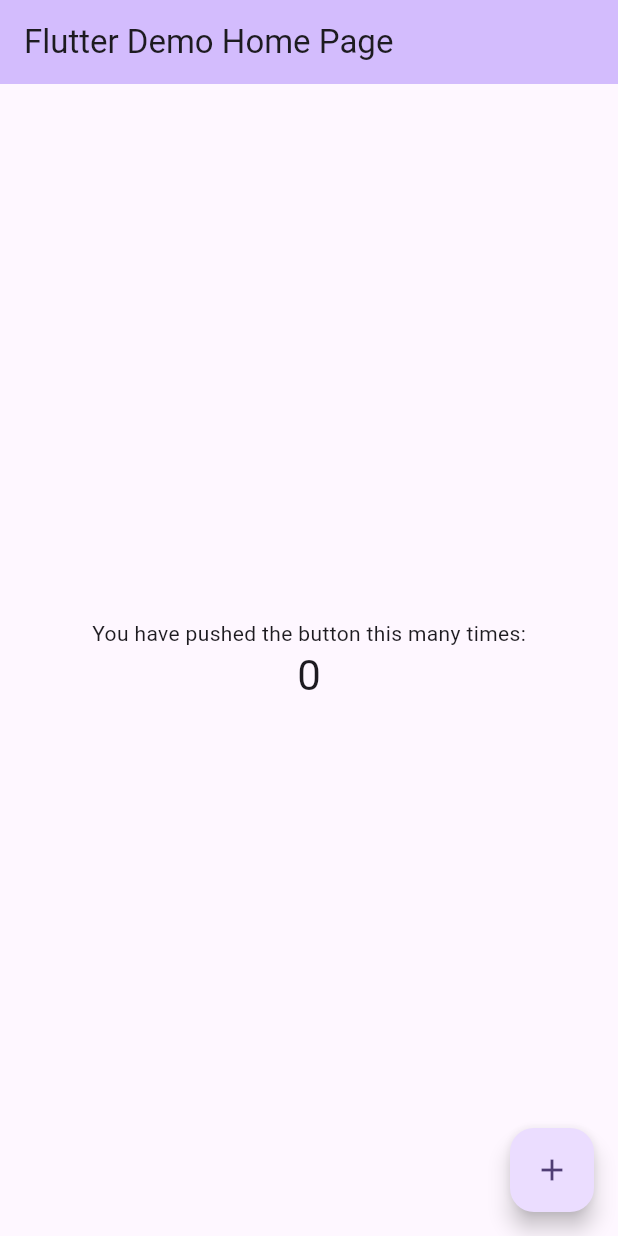
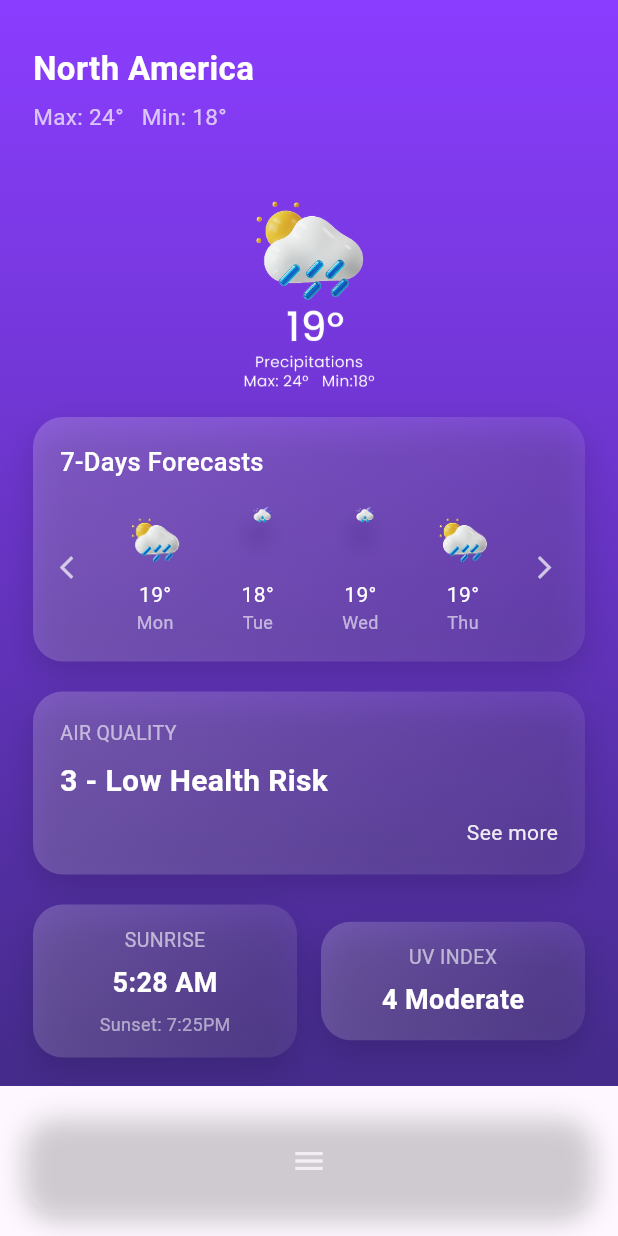
Before and after one commit to most7fa/coffe, a Flutter app: the screen it shows after launch, on a phone screen of 412 x 824 dp. Run offline on Flutter 3.47's test engine with Material 3 defaults, Android fonts, the phone set to English and light mode, and no system bars.

Commit message:
first commit

```diff
--- /dev/null
+++ b/flutter_application_1/lib/home_screen.dart
@@ -0,0 +1,247 @@
+import 'package:flutter/material.dart';
+
+class HomeScreen extends StatelessWidget {
+  const HomeScreen({super.key});
+
+  @override
+  Widget build(BuildContext context) {
+    return Scaffold(
+      body: Container(
+        decoration: const BoxDecoration(
+          gradient: LinearGradient(
+            colors: [Color(0xFF8B3DFF), Color(0xFF442B8A)],
+            begin: Alignment.topCenter,
+            end: Alignment.bottomCenter,
+          ),
+        ),
+        child: SafeArea(
+          child: SingleChildScrollView(
+            padding: const EdgeInsets.symmetric(horizontal: 22, vertical: 30),
+            child: Column(
+              crossAxisAlignment: CrossAxisAlignment.start,
+              children: [
+                // HEADER
+                const Text(
+                  "North America",
+                  style: TextStyle(
+                    color: Colors.white,
+                    fontSize: 22,
+                    fontWeight: FontWeight.w600,
+                  ),
+                ),
+                const SizedBox(height: 6),
+                const Text(
+                  "Max: 24°   Min: 18°",
+                  style: TextStyle(color: Colors.white70, fontSize: 15),
+                ),
+                const SizedBox(height: 20),
+
+                // Cloud image (center)
+                Center(
+                  child: Image.asset(
+                    "assets/illustrations/cloud_rain.png",
+                    height: 150,
+                    fit: BoxFit.contain,
+                  ),
+                ),
+
+                const SizedBox(height: 20),
+
+                // 7-Days Forecast Card
+                _sevenDaysForecastCard(),
+
+                const SizedBox(height: 20),
+
+                // Air Quality
+                _airQualityCard(),
+
+                const SizedBox(height: 20),
+
+                // Sunrise + UV
+                Row(
+                  children: [
+                    Expanded(
+                      child: _infoCard(
+                        title: "SUNRISE",
+                        value: "5:28 AM",
+                        subtitle: "Sunset: 7:25PM",
+                      ),
+                    ),
+                    const SizedBox(width: 16),
+                    Expanded(
+                      child: _infoCard(title: "UV INDEX", value: "4 Moderate"),
+                    ),
+                  ],
+                ),
+
+                const SizedBox(height: 28),
+
+                // Waves image bottom
+                Center(
+                  child: Image.asset(
+                    "assets/illustrations/waves.png",
+                    height: 160,
+                    fit: BoxFit.cover,
+                  ),
+                ),
+              ],
+            ),
+          ),
+        ),
+      ),
+
+      // Bottom Navigation
+      bottomNavigationBar: Container(
+        height: 68,
+        margin: const EdgeInsets.all(16),
+        decoration: BoxDecoration(
+          color: Colors.white.withOpacity(0.08),
+          borderRadius: BorderRadius.circular(22),
+          boxShadow: [
+            BoxShadow(
+              color: Colors.black.withOpacity(0.2),
+              blurRadius: 14,
+              offset: const Offset(0, 6),
+            ),
+          ],
+        ),
+        child: const Center(child: Icon(Icons.menu, color: Colors.white70)),
+      ),
+    );
+  }
+
+  // Widgets -------------------------------------------------------
+
+  Widget _sevenDaysForecastCard() {
+    return Container(
+      padding: const EdgeInsets.all(18),
+      decoration: _cardDecoration(),
+      child: Column(
+        crossAxisAlignment: CrossAxisAlignment.start,
+        children: [
+          const Text(
+            "7-Days Forecasts",
+            style: TextStyle(
+              color: Colors.white,
+              fontSize: 17,
+              fontWeight: FontWeight.w500,
+            ),
+          ),
+          const SizedBox(height: 14),
+          Row(
+            mainAxisAlignment: MainAxisAlignment.spaceBetween,
+            children: [
+              Icon(Icons.arrow_back_ios, color: Colors.white70, size: 18),
+              _dayItem("19°", "Mon", "assets/icons/day1.png"),
+              _dayItem("18°", "Tue", "assets/icons/day2.png"),
+              _dayItem("19°", "Wed", "assets/icons/day3.png"),
+              _dayItem("19°", "Thu", "assets/icons/day4.png"),
+              Icon(Icons.arrow_forward_ios, color: Colors.white70, size: 18),
+            ],
+          ),
+        ],
+      ),
+    );
+  }
+
+  Widget _airQualityCard() {
+    return Container(
+      width: double.infinity,
+      padding: const EdgeInsets.all(18),
+      decoration: _cardDecoration(),
+      child: Column(
+        crossAxisAlignment: CrossAxisAlignment.start,
+        children: [
+          const Text(
+            "AIR QUALITY",
+            style: TextStyle(color: Colors.white60, fontSize: 13),
+          ),
+          const SizedBox(height: 8),
+          const Text(
+            "3 - Low Health Risk",
+            style: TextStyle(
+              color: Colors.white,
+              fontSize: 20,
+              fontWeight: FontWeight.w600,
+            ),
+          ),
+          const SizedBox(height: 10),
+          Align(
+            alignment: Alignment.centerRight,
+            child: Text(
+              "See more",
+              style: TextStyle(color: Colors.white.withOpacity(0.9)),
+            ),
+          ),
+        ],
+      ),
+    );
+  }
+
+  Widget _infoCard({
+    required String title,
+    required String value,
+    String? subtitle,
+  }) {
+    return Container(
+      padding: const EdgeInsets.all(14),
+      decoration: _cardDecoration(),
+      child: Column(
+        children: [
+          Text(
+            title,
+            style: const TextStyle(color: Colors.white60, fontSize: 13),
+          ),
+          const SizedBox(height: 6),
+          Text(
+            value,
+            style: const TextStyle(
+              color: Colors.white,
+              fontSize: 18,
+              fontWeight: FontWeight.w600,
+            ),
+          ),
+          if (subtitle != null) ...[
+            const SizedBox(height: 6),
+            Text(
+              subtitle,
+              style: const TextStyle(color: Colors.white54, fontSize: 12),
+            ),
+          ],
+        ],
+      ),
+    );
+  }
+
+  Widget _dayItem(String temp, String day, String iconPath) {
+    return Column(
+      children: [
+        SizedBox(height: 46, child: Image.asset(iconPath, fit: BoxFit.contain)),
+        const SizedBox(height: 6),
+        Text(temp, style: const TextStyle(color: Colors.white)),
+        Text(day, style: const TextStyle(color: Colors.white60, fontSize: 12)),
+      ],
+    );
+  }
+
+  BoxDecoration _cardDecoration() {
+    return BoxDecoration(
+      borderRadius: BorderRadius.circular(20),
+      gradient: LinearGradient(
+        colors: [
+          Colors.white.withOpacity(0.20),
+          Colors.white.withOpacity(0.08),
+        ],
+        begin: Alignment.topLeft,
+        end: Alignment.bottomRight,
+      ),
+      boxShadow: [
+        BoxShadow(
+          color: Colors.black.withOpacity(0.15),
+          blurRadius: 18,
+          offset: const Offset(0, 8),
+        ),
+      ],
+    );
+  }
+}
--- a/flutter_application_1/lib/main.dart
+++ b/flutter_application_1/lib/main.dart
@@ -1,4 +1,5 @@
 import 'package:flutter/material.dart';
+import 'home_screen.dart';
 
 void main() {
   runApp(const MyApp());
@@ -7,116 +8,11 @@ void main() {
 class MyApp extends StatelessWidget {
   const MyApp({super.key});
 
-  // This widget is the root of your application.
   @override
   Widget build(BuildContext context) {
     return MaterialApp(
-      title: 'Flutter Demo',
-      theme: ThemeData(
-        // This is the theme of your application.
-        //
-        // TRY THIS: Try running your application with "flutter run". You'll see
-        // the application has a purple toolbar. Then, without quitting the app,
-        // try changing the seedColor in the colorScheme below to Colors.green
-        // and then invoke "hot reload" (save your changes or press the "hot
-        // reload" button in a Flutter-supported IDE, or press "r" if you used
-        // the command line to start the app).
-        //
-        // Notice that the counter didn't reset back to zero; the application
-        // state is not lost during the reload. To reset the state, use hot
-        // restart instead.
-        //
-        // This works for code too, not just values: Most code changes can be
-        // tested with just a hot reload.
-        colorScheme: .fromSeed(seedColor: Colors.deepPurple),
-      ),
-      home: const MyHomePage(title: 'Flutter Demo Home Page'),
+      debugShowCheckedModeBanner: false,
+      home: const HomeScreen(),
     );
   }
 }
-
-class MyHomePage extends StatefulWidget {
-  const MyHomePage({super.key, required this.title});
-
-  // This widget is the home page of your application. It is stateful, meaning
-  // that it has a State object (defined below) that contains fields that affect
-  // how it looks.
-
-  // This class is the configuration for the state. It holds the values (in this
-  // case the title) provided by the parent (in this case the App widget) and
-  // used by the build method of the State. Fields in a Widget subclass are
-  // always marked "final".
-
-  final String title;
-
-  @override
-  State<MyHomePage> createState() => _MyHomePageState();
-}
-
-class _MyHomePageState extends State<MyHomePage> {
-  int _counter = 0;
-
-  void _incrementCounter() {
-    setState(() {
-      // This call to setState tells the Flutter framework that something has
-      // changed in this State, which causes it to rerun the build method below
-      // so that the display can reflect the updated values. If we changed
-      // _counter without calling setState(), then the build method would not be
-      // called again, and so nothing would appear to happen.
-      _counter++;
-    });
-  }
-
-  @override
-  Widget build(BuildContext context) {
-    // This method is rerun every time setState is called, for instance as done
-    // by the _incrementCounter method above.
-    //
-    // The Flutter framework has been optimized to make rerunning build methods
-    // fast, so that you can just rebuild anything that needs updating rather
-    // than having to individually change instances of widgets.
-    return Scaffold(
-      appBar: AppBar(
-        // TRY THIS: Try changing the color here to a specific color (to
-        // Colors.amber, perhaps?) and trigger a hot reload to see the AppBar
-        // change color while the other colors stay the same.
-        backgroundColor: Theme.of(context).colorScheme.inversePrimary,
-        // Here we take the value from the MyHomePage object that was created by
-        // the App.build method, and use it to set our appbar title.
-        title: Text(widget.title),
-      ),
-      body: Center(
-        // Center is a layout widget. It takes a single child and positions it
-        // in the middle of the parent.
-        child: Column(
-          // Column is also a layout widget. It takes a list of children and
-          // arranges them vertically. By default, it sizes itself to fit its
-          // children horizontally, and tries to be as tall as its parent.
-          //
-          // Column has various properties to control how it sizes itself and
-          // how it positions its children. Here we use mainAxisAlignment to
-          // center the children vertically; the main axis here is the vertical
-          // axis because Columns are vertical (the cross axis would be
-          // horizontal).
-          //
-          // TRY THIS: Invoke "debug painting" (choose the "Toggle Debug Paint"
-          // action in the IDE, or press "p" in the console), to see the
-          // wireframe for each widget.
-          mainAxisAlignment: .center,
-          children: [
-            const Text('You have pushed the button this many times:'),
-            Text(
-              '$_counter',
-              style: Theme.of(context).textTheme.headlineMedium,
-            ),
-          ],
-        ),
-      ),
-      floatingActionButton: FloatingActionButton(
-        onPressed: _incrementCounter,
-        tooltip: 'Increment',
-        child: const Icon(Icons.add),
-      ),
-    );
-  }
-}
--- /dev/null
+++ b/flutter_application_1/lib/models/weather_model.dart
@@ -0,0 +1,35 @@
+// ملف: models/weather_model.dart
+
+class DayForecast {
+  final String day; // اسم اليوم، زي "Mon"
+  final String temperature; // درجة الحرارة، زي "19°"
+  final String iconPath; // مسار أيقونة اليوم
+
+  DayForecast({
+    required this.day,
+    required this.temperature,
+    required this.iconPath,
+  });
+}
+
+class WeatherData {
+  final String location; // الموقع، زي "North America"
+  final String maxTemp; // أعلى درجة حرارة
+  final String minTemp; // أقل درجة حرارة
+  final List<DayForecast> weeklyForecast; // توقعات الأيام السبعة
+  final String airQuality; // جودة الهواء
+  final String sunrise; // وقت الشروق
+  final String sunset; // وقت الغروب
+  final String uvIndex; // مؤشر الأشعة فوق البنفسجية
+
+  WeatherData({
+    required this.location,
+    required this.maxTemp,
+    required this.minTemp,
+    required this.weeklyForecast,
+    required this.airQuality,
+    required this.sunrise,
+    required this.sunset,
+    required this.uvIndex,
+  });
+}
--- a/flutter_application_1/pubspec.yaml
+++ b/flutter_application_1/pubspec.yaml
@@ -50,7 +50,12 @@ dev_dependencies:
 # following page: https://dart.dev/tools/pub/pubspec
 
 # The following section is specific to Flutter packages.
+
 flutter:
+  assets:
+    - assets/illustrations/
+    - assets/icons/
+
 
   # The following line ensures that the Material Icons font is
   # included with your application, so that you can use the icons in
```
Also changed, not shown: flutter_application_1/assets/icons/day1.png (added), flutter_application_1/assets/icons/day2.png (added), flutter_application_1/assets/icons/day3.png (added), flutter_application_1/assets/icons/day4.png (added), flutter_application_1/assets/icons/mlog.png (added), flutter_application_1/assets/illustrations/cloud_rain.png (added), flutter_application_1/assets/illustrations/waves.png (added).
